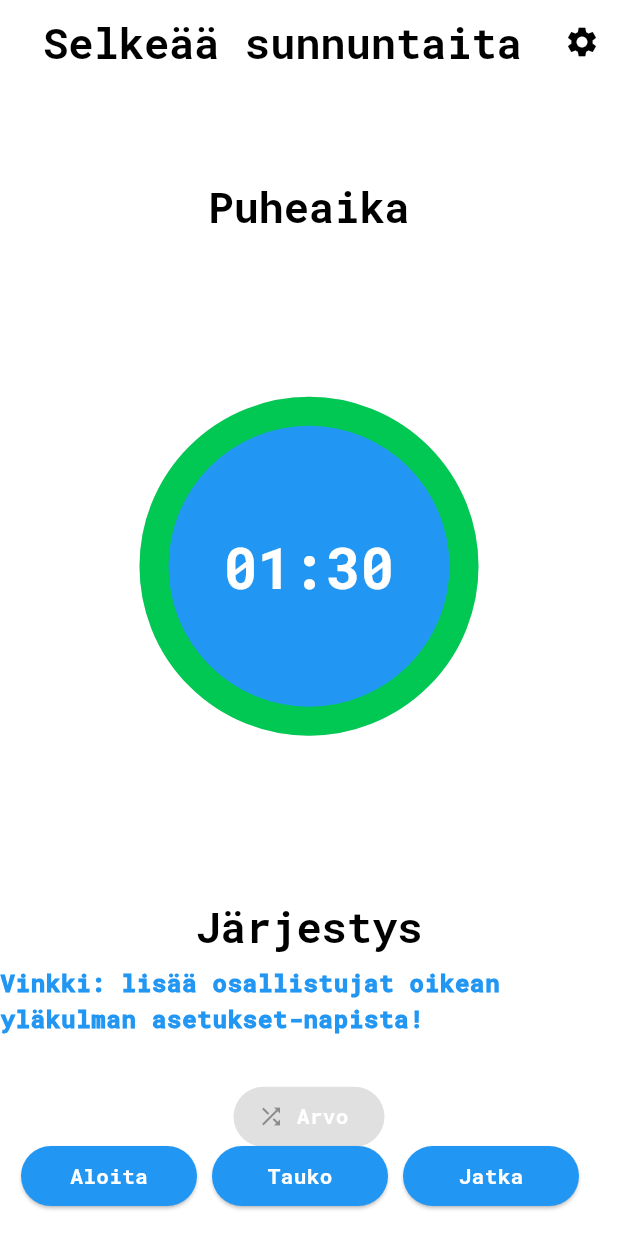
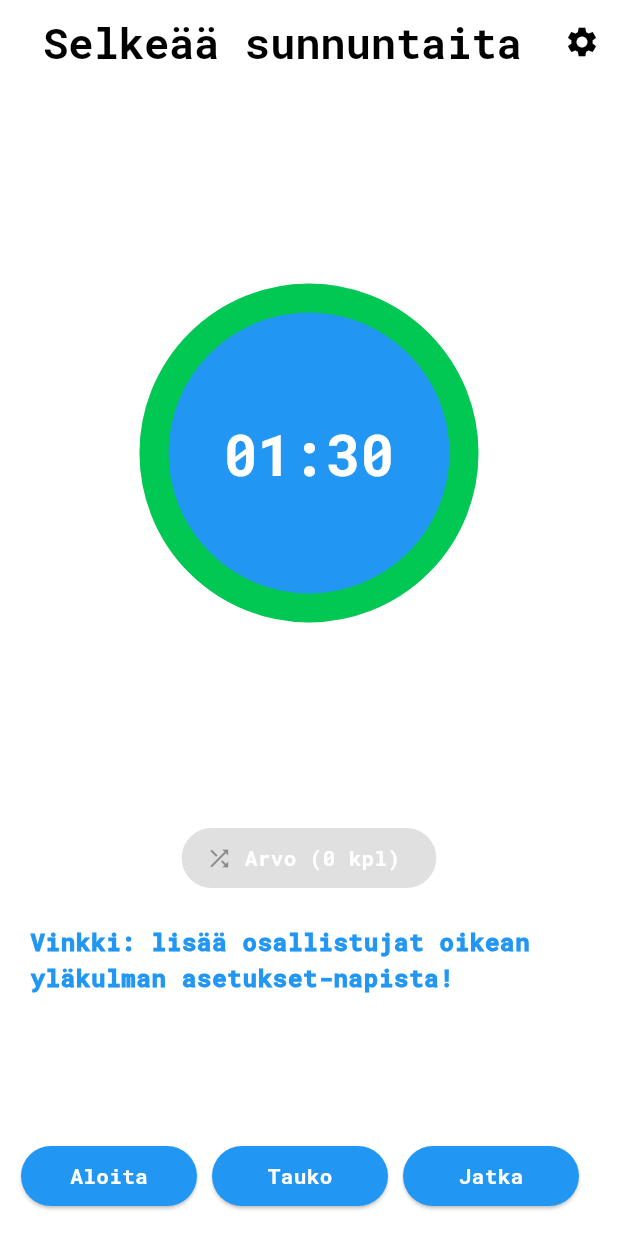
Before and after one commit to areee/flutter_participants_lottery, a Flutter app: the screen it shows after launch, on a phone screen of 412 x 824 dp. Run offline on Flutter 3.47's test engine with Material 2 defaults, Android fonts, the phone set to English and light mode, and no system bars; drawn by our look-alikes of circular_countdown_timer; our stand-ins replace google_fonts, shared_preferences; missing offline and left inert: emoji_alert, random_avatar.

Commit message:
Some UI enchancements & deploying update (#49)
* Rewrite AvatarWidget

* Move getAppBarText under components

* Move appBarText into components part 2

* Add 'participantsCount' into RunLotteryButton

* Use GridView for viewing AvatarWidgets

* Add 'random_avatar' dependency

* Add a GitHub Action deploying script for Flutter Web

* Add a comment for peanut.yaml

* Uncomment dependabot.yml

* Remove 'envify' dependency

* Clean readme

* Update version 1.7.0 -> 1.8.0

```diff
--- a/lib/components/run_lottery_button.dart
+++ b/lib/components/run_lottery_button.dart
@@ -2,8 +2,10 @@ import 'package:flutter/material.dart';
 
 class RunLotteryButton extends StatelessWidget {
   final VoidCallback? onPressed;
+  final int participantsCount;
 
-  const RunLotteryButton(this.onPressed, {Key? key}) : super(key: key);
+  const RunLotteryButton(this.onPressed, this.participantsCount, {Key? key})
+      : super(key: key);
 
   @override
   Widget build(BuildContext context) {
@@ -17,7 +19,7 @@ class RunLotteryButton extends StatelessWidget {
         backgroundColor: Theme.of(context).colorScheme.primary,
       ),
       label: Text(
-        'Arvo',
+        'Arvo ($participantsCount kpl)',
         style: Theme.of(context).textTheme.bodyText2,
       ),
     );
--- a/lib/home_page.dart
+++ b/lib/home_page.dart
@@ -9,7 +9,7 @@ import 'package:shared_preferences/shared_preferences.dart';
 import 'package:emoji_alert/emoji_alert.dart';
 import 'components/custom_app_bar.dart';
 import 'src/countdown_button.dart';
-import 'src/avatar_widget.dart';
+import 'components/avatar_widget.dart';
 
 class HomePage extends StatefulWidget {
   const HomePage({Key? key, required this.title}) : super(key: key);
@@ -144,6 +144,8 @@ class _HomePageState extends State<HomePage> {
 
   @override
   Widget build(BuildContext context) {
+    final axisCount = (MediaQuery.of(context).size.width / 140).round();
+
     List<Widget> actions = [
       IconButton(
         onPressed: () {
@@ -155,21 +157,18 @@ class _HomePageState extends State<HomePage> {
     ];
 
     return Scaffold(
-      appBar: customAppBar(context, widget.title, actions),
-      body: Center(
+      appBar: customAppBar(
+        context,
+        widget.title,
+        actions,
+      ),
+      body: SingleChildScrollView(
+        child: Center(
           child: Column(
             mainAxisAlignment: MainAxisAlignment.center,
             children: <Widget>[
-            Padding(
-              padding: const EdgeInsets.all(8.0),
-              child: Text(
-                'Puheaika',
-                style: Theme.of(context).textTheme.headline4,
-              ),
-            ),
-            Padding(
-              padding: const EdgeInsets.all(8.0),
-              child: CircularCountDownTimer(
+              const SizedBox(height: 40),
+              CircularCountDownTimer(
                 width: MediaQuery.of(context).size.width / 2,
                 height: MediaQuery.of(context).size.height / 2,
                 duration: _duration,
@@ -198,33 +197,29 @@ class _HomePageState extends State<HomePage> {
                   _timeIsUp();
                 },
               ),
+              const SizedBox(height: 40),
+              RunLotteryButton(
+                _participantNamesInList.isEmpty ? null : _runLottery,
+                _participantNamesInList.length,
               ),
-            Padding(
-              padding: const EdgeInsets.all(8.0),
-              child: Text(
-                'Järjestys',
-                style: Theme.of(context).textTheme.headline4,
-              ),
-            ),
-            SizedBox(
-              height: 77,
-              child: _participantNamesInList.isNotEmpty
-                  ? ListView(
+              _participantNamesInList.isNotEmpty
+                  ? GridView.count(
                       shrinkWrap: true,
-                      scrollDirection: Axis.horizontal,
+                      crossAxisCount: axisCount,
                       children: _participantNamesInList
-                          .map((name) => AvatarWidget(participantName: name))
+                          .map((name) => AvatarWidget(name: name))
                           .toList(),
                     )
-                  : Text(
+                  : Padding(
+                      padding: const EdgeInsets.all(20.0),
+                      child: Text(
                         'Vinkki: lisää osallistujat oikean yläkulman asetukset-napista!',
                         style: Theme.of(context).textTheme.bodyText1,
                       ),
                     ),
-            RunLotteryButton(
-              _participantNamesInList.isEmpty ? null : _runLottery,
+              const SizedBox(height: 20),
+            ],
           ),
-          ],
         ),
       ),
       floatingActionButton: Row(
--- a/lib/main.dart
+++ b/lib/main.dart
@@ -1,5 +1,5 @@
 import 'package:flutter/material.dart';
-import 'app_bar_text.dart';
+import 'components/app_bar_text.dart';
 import 'fpl_themes.dart';
 import 'home_page.dart';
 
--- a/peanut.yaml
+++ b/peanut.yaml
@@ -1,3 +1,5 @@
 # Configuration for https://pub.dev/packages/peanut
 
+# HOX: Currently not in use; use Gihub Actions for deploying
+
 extra-args: "--base-href /flutter_participants_lottery/"
--- a/pubspec.yaml
+++ b/pubspec.yaml
@@ -3,7 +3,7 @@ description: A participants lottery app
 
 publish_to: 'none' # Remove this line if you wish to publish to pub.dev
 
-version: 1.7.0+1
+version: 1.8.0+1
 
 environment:
   sdk: '>=2.18.6 <3.0.0'
@@ -15,12 +15,10 @@ dependencies:
   circular_countdown_timer: ^0.2.3
   shared_preferences: ^2.0.16
   emoji_alert:  ^1.1.0
-  envify: any
   google_fonts: ^3.0.1
+  random_avatar: ^0.0.7
 
 dev_dependencies:
-  envify_generator: any
-  build_runner: any
   flutter_test:
     sdk: flutter
   flutter_lints: ^2.0.1
```
Also changed, not shown: lib/components/avatar_widget.dart (added, +22 -0 lines), lib/src/avatar_widget.dart (deleted, +0 -25 lines), lib/components/app_bar_text.dart (renamed from lib/app_bar_text.dart), pubspec.lock, 5 other files. Lines whose indentation alone changed are shown as unchanged.
